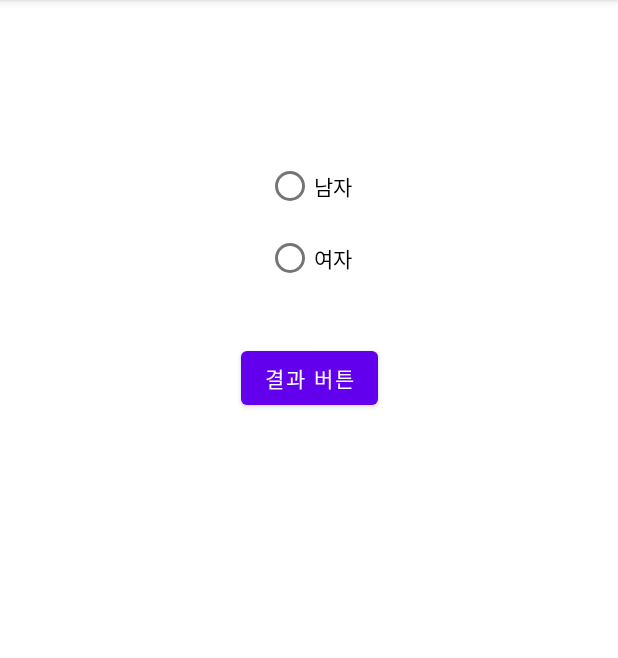
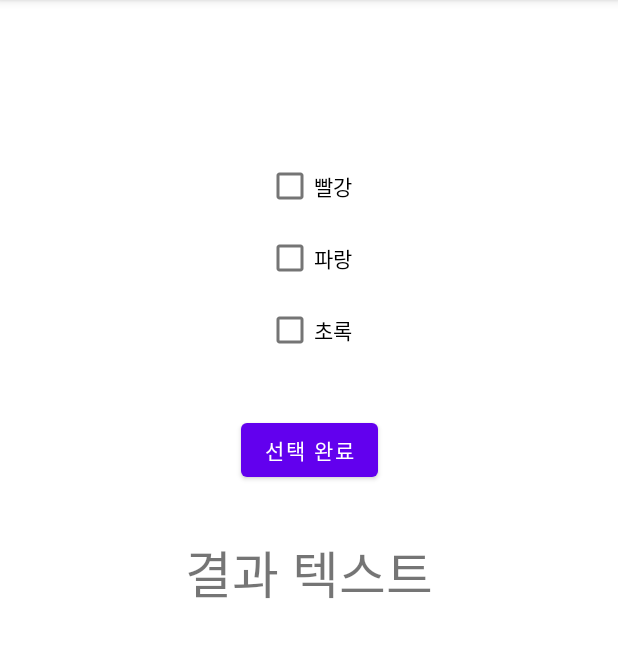
Before and after one commit to roswkzm/Android_basic_relearn, an Android app: the screen it shows after launch (MainActivity), on a phone screen of 412 x 824 dp, the part 84-742 px from its top. Run offline under Robolectric (Android 15) with nearby library versions, the phone set to English and light mode, and no system bars.

Commit message:
CheckBox 구현(다중선택가능)

```diff
--- a/app/src/main/java/com/example/exampletest/MainActivity.java
+++ b/app/src/main/java/com/example/exampletest/MainActivity.java
@@ -8,50 +8,46 @@ import androidx.viewpager2.widget.ViewPager2;
 import android.os.Bundle;
 import android.view.View;
 import android.widget.Button;
+import android.widget.CheckBox;
 import android.widget.RadioButton;
 import android.widget.RadioGroup;
+import android.widget.TextView;
 import android.widget.Toast;
 
 import com.google.android.material.tabs.TabLayout;
 
 public class MainActivity extends AppCompatActivity {
 
-    private RadioGroup rg_gender;
-    private RadioButton rb_man, rb_woman;
+    private CheckBox chk_red, chk_blue, chk_green;
+    private TextView tv_result;
     private Button btn_result;
-    private String str_result;
 
     @Override
     protected void onCreate(Bundle savedInstanceState) {
         super.onCreate(savedInstanceState);
         setContentView(R.layout.activity_main);
 
-        rg_gender = (RadioGroup) findViewById(R.id.rg_gender);
-        rb_man = (RadioButton) findViewById(R.id.rb_man);
-        rb_woman = (RadioButton) findViewById(R.id.rb_woman);
-        btn_result = (Button) findViewById(R.id.btn_result);
+        chk_red = findViewById(R.id.chk_red);
+        chk_blue = findViewById(R.id.chk_blue);
+        chk_green = findViewById(R.id.chk_green);
+        tv_result = findViewById(R.id.tv_result);
+        btn_result = findViewById(R.id.btn_result);
 
-        rg_gender.setOnCheckedChangeListener(new RadioGroup.OnCheckedChangeListener() { //라디오 버튼들의 상태 값의 변경값을 감지함
-            @Override
-            public void onCheckedChanged(RadioGroup radioGroup, int i) {
-                if (i == R.id.rb_man){
-                    Toast.makeText(MainActivity.this, "남자 라디오 버튼", Toast.LENGTH_SHORT).show();
-                    str_result = rb_man.getText().toString();   // 라디오 버튼의 텍스트값을 담는다
-                }else if (i==R.id.rb_woman){
-                    Toast.makeText(MainActivity.this, "여자 라디오 버튼", Toast.LENGTH_SHORT).show();
-                    str_result = rb_woman.getText().toString();   // 라디오 버튼의 텍스트값을 담는다
-                }
-            }
-        });
-
-        btn_result.setOnClickListener(new View.OnClickListener() {
+        btn_result.setOnClickListener(new View.OnClickListener() {      //선택완료 버튼 눌렀을시
             @Override
             public void onClick(View view) {
-                if (str_result != null){
-                    Toast.makeText(MainActivity.this, str_result, Toast.LENGTH_SHORT).show();
-                }else{  // str_result가 빈 값일 경우
-                    Toast.makeText(MainActivity.this, "라디오 버튼을 선택해주세요.", Toast.LENGTH_SHORT).show();
+                String str_result = "";     // 버튼 눌렀을때마다 결과값 초기화
+                if (chk_red.isChecked()){
+                    str_result = str_result + chk_red.getText().toString();
                 }
+                if (chk_blue.isChecked()){
+                    str_result = str_result + chk_blue.getText().toString();
+                }
+                if (chk_green.isChecked()){
+                    str_result = str_result + chk_green.getText().toString();
+                }
+
+                tv_result.setText(str_result);
             }
         });
     }
--- a/app/src/main/res/layout/activity_main.xml
+++ b/app/src/main/res/layout/activity_main.xml
@@ -7,36 +7,52 @@
     android:orientation="vertical"
     tools:context=".MainActivity">
 
+    <TextView
+        android:id="@+id/tv_result"
+        android:layout_width="wrap_content"
+        android:layout_height="wrap_content"
+        android:layout_marginTop="32dp"
+        android:text="결과 텍스트"
+        android:textSize="34sp"
+        app:layout_constraintEnd_toEndOf="parent"
+        app:layout_constraintStart_toStartOf="parent"
+        app:layout_constraintTop_toBottomOf="@+id/btn_result" />
 
-    <RadioGroup
-        android:id="@+id/rg_gender"
+    <CheckBox
+        android:id="@+id/chk_red"
         android:layout_width="wrap_content"
         android:layout_height="wrap_content"
         android:layout_marginTop="100dp"
+        android:text="빨강"
         app:layout_constraintEnd_toEndOf="parent"
         app:layout_constraintStart_toStartOf="parent"
-        app:layout_constraintTop_toTopOf="parent">
+        app:layout_constraintTop_toTopOf="parent" />
 
-        <RadioButton
-            android:id="@+id/rb_man"
-            android:layout_width="match_parent"
-            android:layout_height="wrap_content"
-            android:text="남자" />
+    <CheckBox
+        android:id="@+id/chk_blue"
+        android:layout_width="wrap_content"
+        android:layout_height="wrap_content"
+        android:text="파랑"
+        app:layout_constraintEnd_toEndOf="parent"
+        app:layout_constraintStart_toStartOf="parent"
+        app:layout_constraintTop_toBottomOf="@+id/chk_red" />
 
-        <RadioButton
-            android:id="@+id/rb_woman"
-            android:layout_width="match_parent"
-            android:layout_height="wrap_content"
-            android:text="여자" />
-    </RadioGroup>
+    <CheckBox
+        android:id="@+id/chk_green"
+        android:layout_width="wrap_content"
+        android:layout_height="wrap_content"
+        android:text="초록"
+        app:layout_constraintEnd_toEndOf="parent"
+        app:layout_constraintStart_toStartOf="parent"
+        app:layout_constraintTop_toBottomOf="@+id/chk_blue" />
 
     <Button
         android:id="@+id/btn_result"
         android:layout_width="wrap_content"
         android:layout_height="wrap_content"
         android:layout_marginTop="32dp"
-        android:text="결과 버튼"
+        android:text="선택 완료"
         app:layout_constraintEnd_toEndOf="parent"
         app:layout_constraintStart_toStartOf="parent"
-        app:layout_constraintTop_toBottomOf="@+id/rg_gender" />
+        app:layout_constraintTop_toBottomOf="@+id/chk_green" />
 </androidx.constraintlayout.widget.ConstraintLayout>
```
